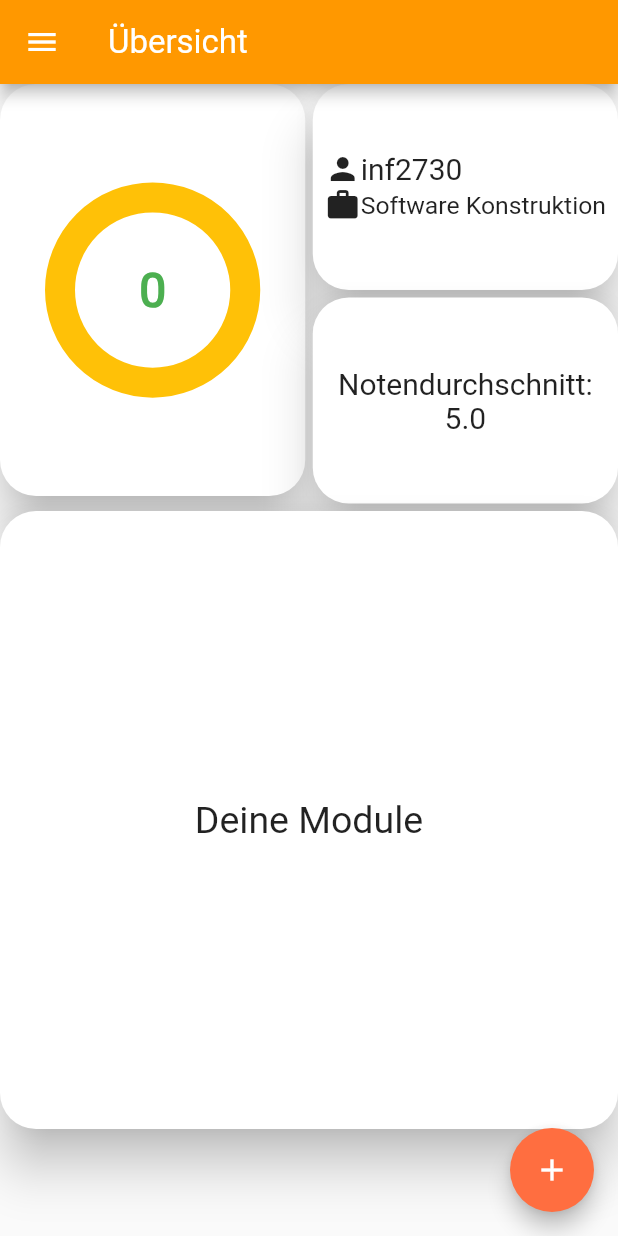
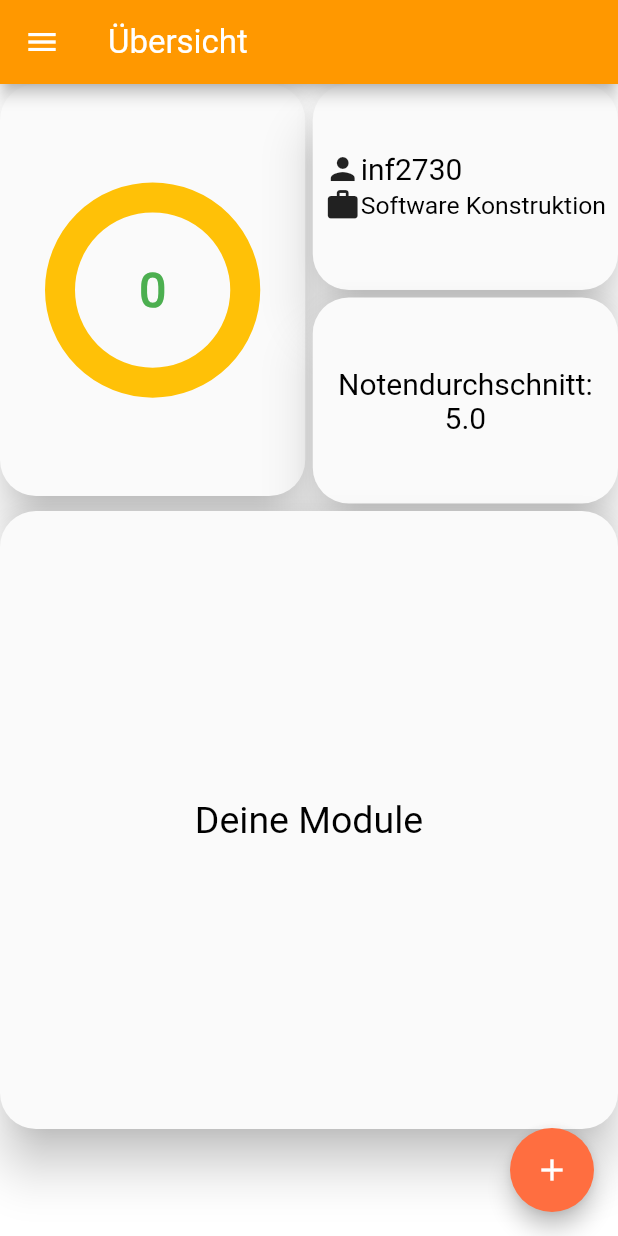
Before and after one commit to AlfredTachi/MyStudyBuddy2020, a Flutter app: the screen it shows after launch, on a phone screen of 412 x 824 dp. Run offline on Flutter 3.47's test engine with Material 2 defaults, Android fonts, the phone set to English and light mode, and no system bars; our stand-ins replace webview_flutter.

Commit message:
theme with font and dark mode

```diff
--- a/lib/dashboard/staggered_view_dashboard/StaggeredView.dart
+++ b/lib/dashboard/staggered_view_dashboard/StaggeredView.dart
@@ -4,9 +4,7 @@ import '../progress_bar/progress_bar.dart';
 
 Material progress(ProgressBar progressBar) {
   return Material(
-    color: Colors.white,
     elevation: 14.0,
-    shadowColor: Colors.black,
     borderRadius: BorderRadius.circular(24.0),
     child: ProgressBar(),
   );
@@ -15,9 +13,7 @@ Material progress(ProgressBar progressBar) {
 Material persondetails(
     IconData icon, String infnumber, IconData icontwo, String special) {
   return Material(
-      color: Colors.white,
       elevation: 14.0,
-      shadowColor: Colors.black,
       borderRadius: BorderRadius.circular(24.0),
       child: Padding(
         padding: EdgeInsets.all(8),
@@ -47,9 +43,7 @@ Material persondetails(
 
 Material grades(String heading, double grades) {
   return Material(
-      color: Colors.white,
       elevation: 14.0,
-      shadowColor: Colors.black,
       borderRadius: BorderRadius.circular(24.0),
       child: Padding(
         padding: EdgeInsets.all(8),
@@ -66,9 +60,7 @@ Material grades(String heading, double grades) {
 
 Material module(String heading) {
   return Material(
-      color: Colors.white,
       elevation: 14.0,
-      shadowColor: Colors.black,
       borderRadius: BorderRadius.circular(24.0),
       child: Padding(
         padding: EdgeInsets.all(8),
@@ -93,9 +85,8 @@ class _StaggeredViewState extends State<StaggeredView> {
   Widget build(BuildContext context) {
     double screenHeight = MediaQuery.of(context).size.height;
     //double screenWidth = MediaQuery.of(context).size.width;
-    return MaterialApp(
-      debugShowCheckedModeBanner: true,
-      home: Scaffold(
+    return Material(
+      child: Scaffold(
         body: StaggeredGridView.count(
           crossAxisCount: 2,
           crossAxisSpacing: 5,
```
Also changed, not shown: lib/theme/theme.dart (+9 -24 lines).
